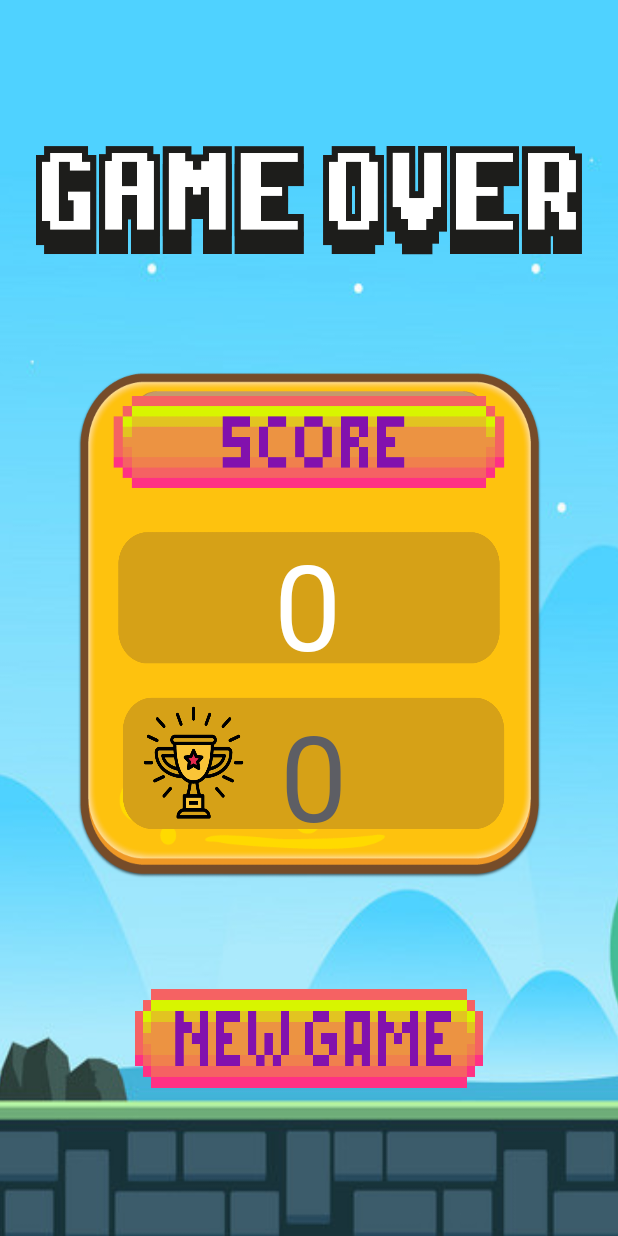
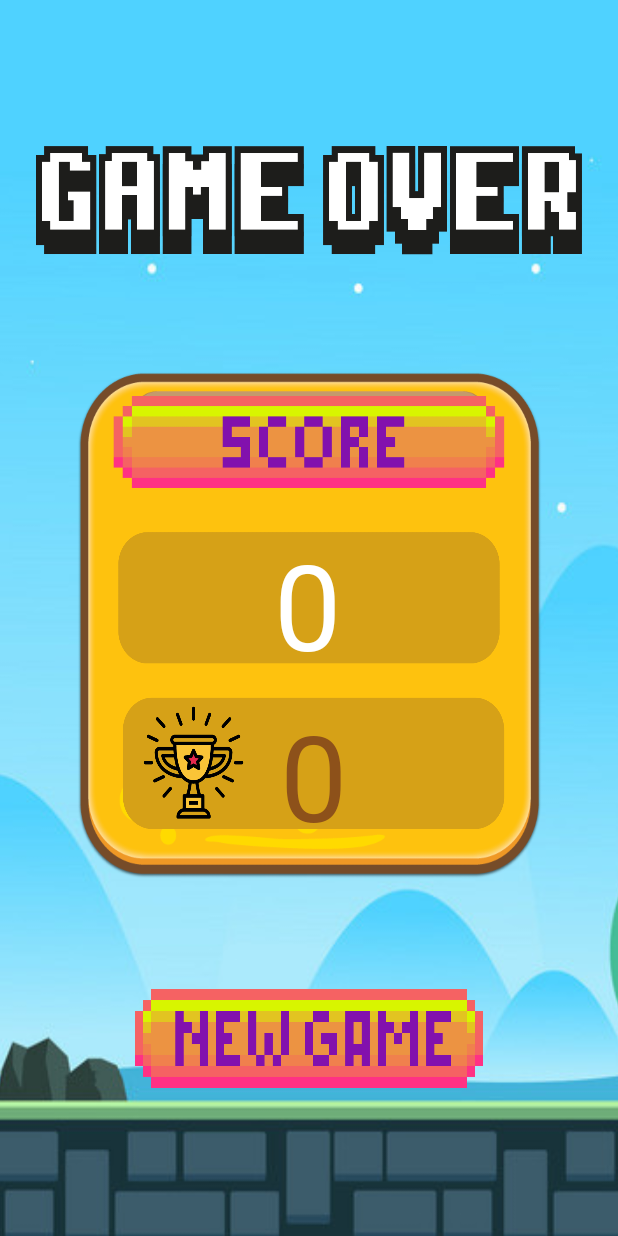
Before and after one commit to Sasindunadeeshan/Dino_Run_Game, an Android app built with Jetpack Compose: the GameOverActivity screen opened directly, with no data from a screen before it, on a phone screen of 412 x 824 dp. Run offline under Robolectric (Android 15) with nearby library versions, the phone set to English and light mode, and no system bars.

Commit message:
color change

```diff
--- a/app/src/main/res/layout/activity_game_over.xml
+++ b/app/src/main/res/layout/activity_game_over.xml
@@ -45,7 +45,7 @@
         android:layout_height="wrap_content"
         android:fontFamily="@font/jacquard_regular"
         android:text="50"
-        android:textColor="@color/material_dynamic_neutral40"
+        android:textColor="@color/progress_color"
         android:textSize="80dp"
         app:layout_constraintBottom_toBottomOf="parent"
         app:layout_constraintEnd_toEndOf="parent"
```
